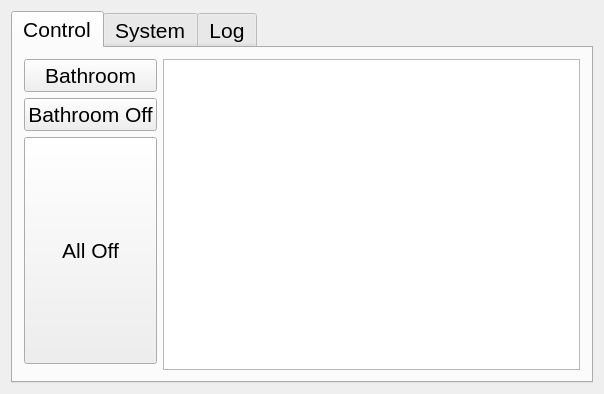
Above: widget.ui from paulkappler/HomeGUI before the change. Below: the same form after it.
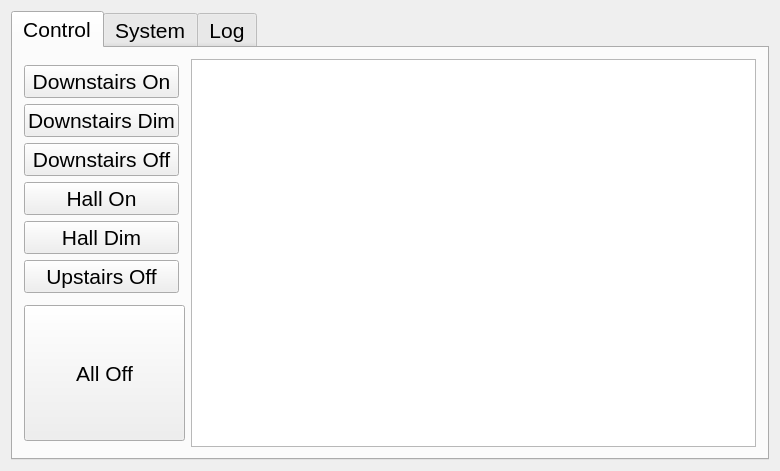
That is the form after the change.

Commit message: Add Up and Downstairs Buttons

Patch:
```diff
--- a/widget.ui
+++ b/widget.ui
@@ -6,8 +6,8 @@
    <rect>
     <x>0</x>
     <y>0</y>
-    <width>604</width>
-    <height>394</height>
+    <width>780</width>
+    <height>471</height>
    </rect>
   </property>
   <property name="minimumSize">
@@ -44,7 +44,20 @@
        <string>Control</string>
       </attribute>
       <layout class="QGridLayout" name="gridLayout_2">
-       <item row="2" column="0" colspan="2">
+       <item row="0" column="2" rowspan="10">
+        <widget class="QListWidget" name="listWidget">
+         <property name="sizePolicy">
+          <sizepolicy hsizetype="MinimumExpanding" vsizetype="Expanding">
+           <horstretch>0</horstretch>
+           <verstretch>0</verstretch>
+          </sizepolicy>
+         </property>
+         <property name="mouseTracking">
+          <bool>true</bool>
+         </property>
+        </widget>
+       </item>
+       <item row="8" column="0" colspan="2">
         <widget class="QPushButton" name="allOffButton">
          <property name="sizePolicy">
           <sizepolicy hsizetype="Expanding" vsizetype="Expanding">
@@ -60,48 +73,45 @@
          </property>
         </widget>
        </item>
-       <item row="0" column="2" rowspan="4">
-        <widget class="QListWidget" name="listWidget">
-         <property name="sizePolicy">
-          <sizepolicy hsizetype="MinimumExpanding" vsizetype="Expanding">
-           <horstretch>0</horstretch>
-           <verstretch>0</verstretch>
-          </sizepolicy>
+       <item row="3" column="0">
+        <widget class="QPushButton" name="downOffButton">
+         <property name="text">
+          <string>Downstairs Off</string>
          </property>
-         <property name="mouseTracking">
-          <bool>true</bool>
+        </widget>
+       </item>
+       <item row="4" column="0">
+        <widget class="QPushButton" name="hallOnButton">
+         <property name="text">
+          <string>Hall On</string>
          </property>
         </widget>
        </item>
-       <item row="1" column="0" colspan="2">
-        <widget class="QPushButton" name="bathroomOffButton">
-         <property name="sizePolicy">
-          <sizepolicy hsizetype="Minimum" vsizetype="Minimum">
-           <horstretch>0</horstretch>
-           <verstretch>0</verstretch>
-          </sizepolicy>
+       <item row="6" column="0">
+        <widget class="QPushButton" name="upOffButton">
+         <property name="text">
+          <string>Upstairs Off</string>
          </property>
-         <property name="mouseTracking">
-          <bool>true</bool>
-         </property>
+        </widget>
+       </item>
+       <item row="1" column="0">
+        <widget class="QPushButton" name="downOnButton">
          <property name="text">
-          <string>Bathroom Off</string>
+          <string>Downstairs On</string>
          </property>
         </widget>
        </item>
-       <item row="0" column="0" colspan="2">
-        <widget class="QPushButton" name="bathroomButton">
-         <property name="sizePolicy">
-          <sizepolicy hsizetype="Expanding" vsizetype="Minimum">
-           <horstretch>0</horstretch>
-           <verstretch>0</verstretch>
-          </sizepolicy>
+       <item row="2" column="0">
+        <widget class="QPushButton" name="downDimButton">
+         <property name="text">
+          <string>Downstairs Dim</string>
          </property>
-         <property name="mouseTracking">
-          <bool>true</bool>
-         </property>
+        </widget>
+       </item>
+       <item row="5" column="0">
+        <widget class="QPushButton" name="hallDimButton">
          <property name="text">
-          <string>Bathroom</string>
+          <string>Hall Dim</string>
          </property>
         </widget>
        </item>
```
The commit also changes 2 other files.
